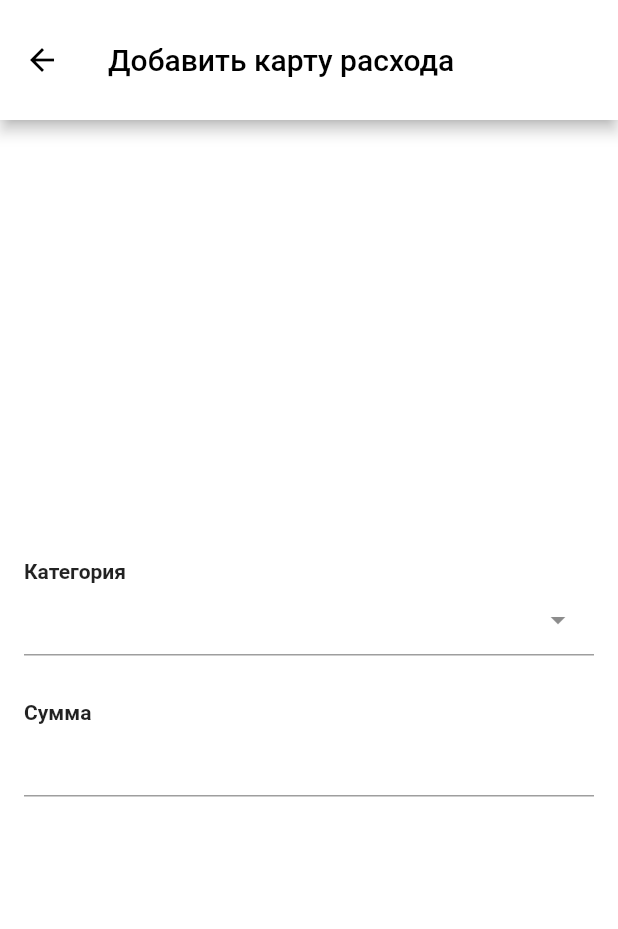
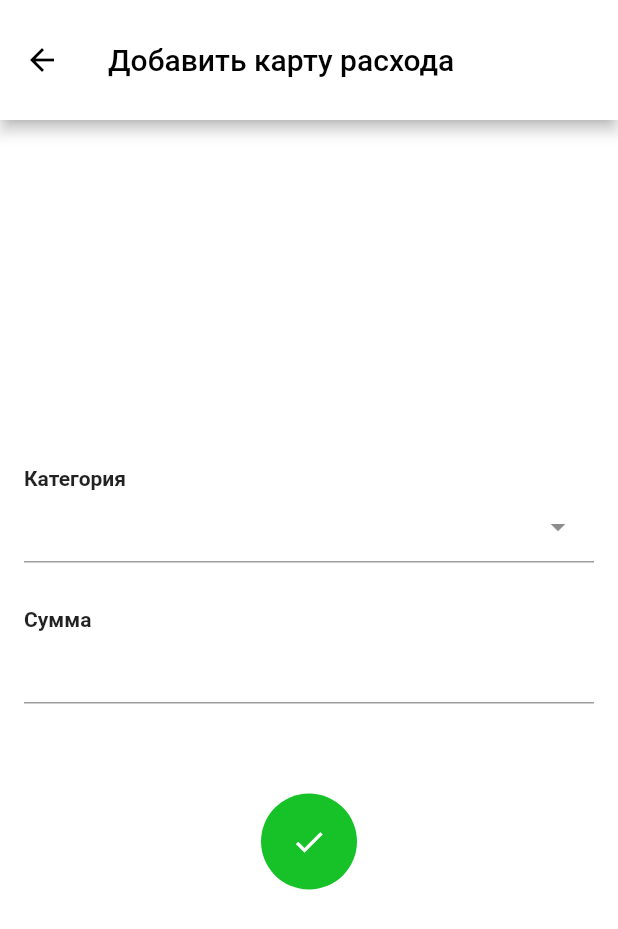
Before and after one commit to edelew/wallet-guardian, a Flutter app: the screen it shows after launch, after a tap on "Добавить", on a phone screen of 412 x 824 dp. Shown: the top 929 px of the screen. Run offline on Flutter 3.47's test engine with Material 2 defaults, Android fonts, the light colour scheme and no system bars; our stand-ins replace sqflite; accounts and stored records are empty.

Commit message:
Added ElevatedButton in FormScreen

```diff
--- a/lib/domain/data_provider/database_provider.dart
+++ b/lib/domain/data_provider/database_provider.dart
@@ -5,7 +5,6 @@ import 'package:sqflite/sqflite.dart';
 import 'package:path/path.dart';
 
 import '../entity/cost.dart';
-// import 'package:path_provider/path_provider.dart';
 
 class DatabaseProvider {
   static DatabaseProvider? _instance;
@@ -45,4 +44,9 @@ class DatabaseProvider {
         costs.isNotEmpty ? costs.map((e) => Cost.fromMap(e)).toList() : [];
     return costsList;
   }
+
+  Future<int> add(Cost cost) async {
+    Database db = await database;
+    return await db.insert('costs', cost.toMap());
+  }
 }
--- a/lib/main.dart
+++ b/lib/main.dart
@@ -2,5 +2,6 @@ import 'package:flutter/material.dart';
 import 'package:wallet_guardian/ui/widgets/app/my_app.dart';
 
 void main() {
+  WidgetsFlutterBinding.ensureInitialized();
   runApp(const MyApp());
 }
--- a/lib/ui/widgets/form_screen/form_screen_widget.dart
+++ b/lib/ui/widgets/form_screen/form_screen_widget.dart
@@ -37,8 +37,26 @@ class FormScreenWidget extends StatelessWidget {
               style: TextStyle(fontWeight: FontWeight.bold),
             ),
             TextField(
-                keyboardType: TextInputType.number,
-                inputFormatters: [FilteringTextInputFormatter.digitsOnly]),
+              keyboardType: TextInputType.number,
+              inputFormatters: [FilteringTextInputFormatter.digitsOnly],
+            ),
+            const SizedBox(height: 60),
+            Center(
+              child: ElevatedButton(
+                onPressed: () {},
+                style: ButtonStyle(
+                  backgroundColor: MaterialStateProperty.all(
+                    Color.fromRGBO(22, 194, 39, 1),
+                  ),
+                  padding: MaterialStateProperty.all(
+                      const EdgeInsets.symmetric(horizontal: 15, vertical: 20)),
+                  shape: MaterialStateProperty.all(RoundedRectangleBorder(
+                      borderRadius: BorderRadius.circular(45))),
+                  elevation: MaterialStateProperty.all(0),
+                ),
+                child: Icon(Icons.check_outlined),
+              ),
+            ),
           ],
         ),
       ),
```
Also changed, not shown: 1 other file.
